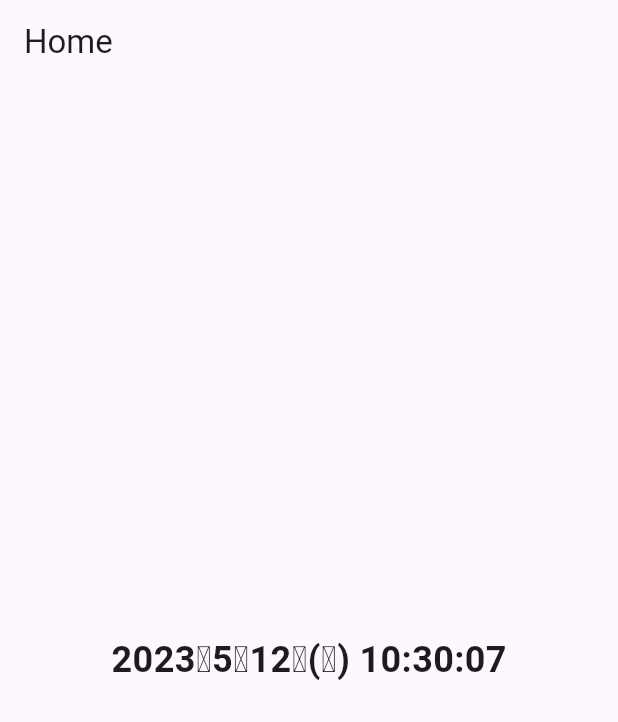
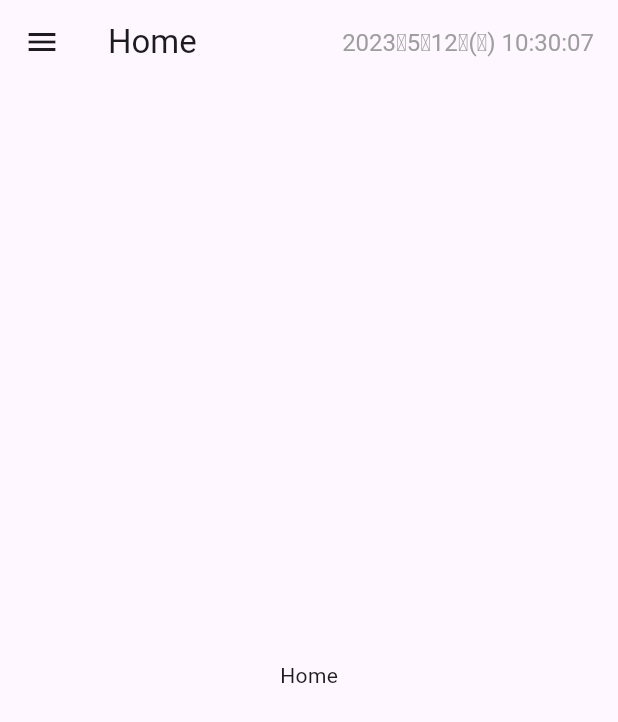
Before and after one commit to Ryota-Tsunoi/flutter-try-material-design-3, a Flutter app: the screen it shows after launch, on a phone screen of 412 x 824 dp. Shown: the top 722 px of the screen. Run offline on Flutter 3.47's test engine with Material 2 defaults, Android fonts, the light colour scheme and no system bars; our stand-ins replace hooks_riverpod.

Commit message:
add a default scaffold, appbar component

```diff
--- /dev/null
+++ b/lib/components/appbar/default_appbar.dart
@@ -0,0 +1,25 @@
+import 'package:flutter/material.dart';
+
+import '../clock/clock.dart';
+
+class DefaultAppbar extends StatelessWidget implements PreferredSizeWidget {
+  const DefaultAppbar({this.title = "", super.key});
+
+  final String title;
+
+  @override
+  Size get preferredSize => const Size.fromHeight(kToolbarHeight + 20);
+
+  @override
+  Widget build(BuildContext context) {
+    return AppBar(
+      title: Row(
+        mainAxisAlignment: MainAxisAlignment.spaceBetween,
+        children: [
+          Text(title),
+          const Clock(),
+        ],
+      ),
+    ); // Your custom widget implementation.
+  }
+}
--- a/lib/components/clock/clock.dart
+++ b/lib/components/clock/clock.dart
@@ -10,10 +10,7 @@ class Clock extends ConsumerWidget {
     final clock = ref.watch(clockProvider.select((value) => value));
     return Text(
       clock,
-      style: const TextStyle(
-        fontSize: 24,
-        fontWeight: FontWeight.bold,
-      ),
+      style: const TextStyle(fontSize: 16, color: Colors.grey),
     );
   }
 }
--- /dev/null
+++ b/lib/components/scaffold/default_scaffold.dart
@@ -0,0 +1,22 @@
+import 'package:flutter/material.dart';
+import 'package:try_material_design_3/components/appbar/default_appbar.dart';
+
+class DefaultScaffold extends StatelessWidget {
+  const DefaultScaffold({
+    required this.title,
+    required this.body,
+    super.key,
+  });
+
+  final String title;
+  final Widget body;
+
+  @override
+  Widget build(BuildContext context) {
+    return Scaffold(
+      appBar: DefaultAppbar(title: title),
+      drawer: const Drawer(),
+      body: body,
+    );
+  }
+}
--- a/lib/main.dart
+++ b/lib/main.dart
@@ -1,7 +1,7 @@
 import 'package:flutter/material.dart';
 import 'package:hooks_riverpod/hooks_riverpod.dart';
 import 'package:intl/date_symbol_data_local.dart';
-import 'package:try_material_design_3/components/clock/clock.dart';
+import 'package:try_material_design_3/components/scaffold/default_scaffold.dart';
 
 void main() {
   runApp(
@@ -19,6 +19,7 @@ class MyApp extends StatelessWidget {
     initializeDateFormatting('ja');
     return MaterialApp(
       title: 'Flutter Demo',
+      debugShowCheckedModeBanner: false,
       theme: ThemeData(
         useMaterial3: true,
         primarySwatch: Colors.blue,
@@ -33,12 +34,10 @@ class Home extends StatelessWidget {
 
   @override
   Widget build(BuildContext context) {
-    return Scaffold(
-      appBar: AppBar(
-        title: const Text("Home"),
-      ),
-      body: const Center(
-        child: Clock(),
+    return DefaultScaffold(
+      title: runtimeType.toString(),
+      body: Center(
+        child: Text(runtimeType.toString()),
       ),
     );
   }
```
